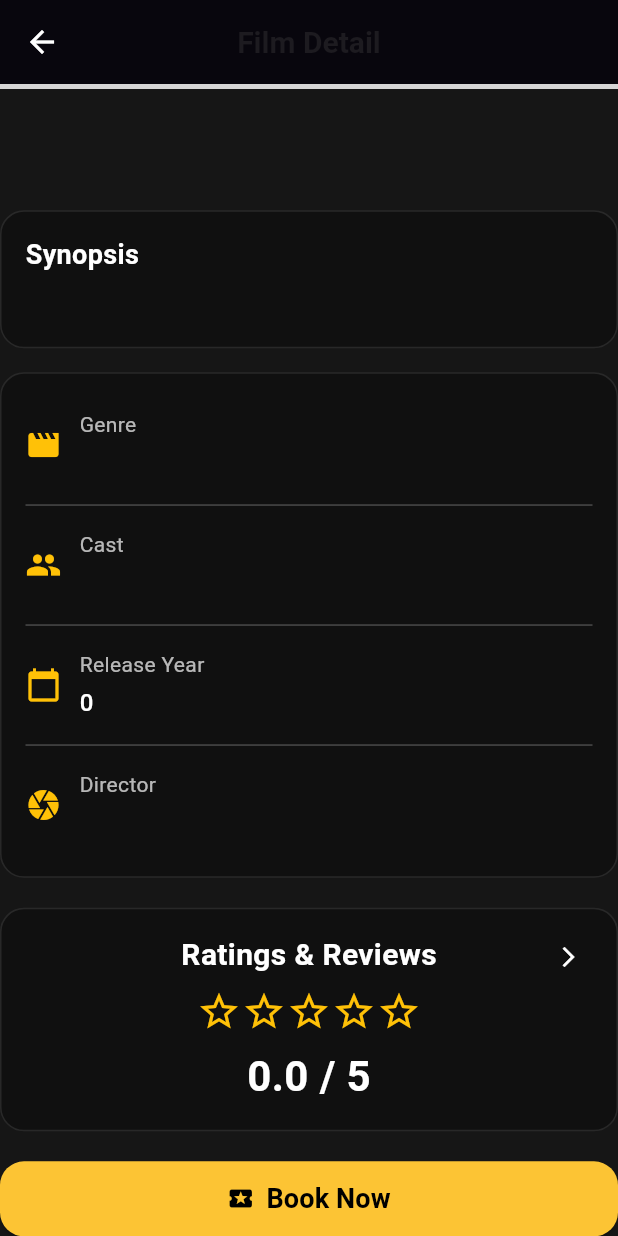
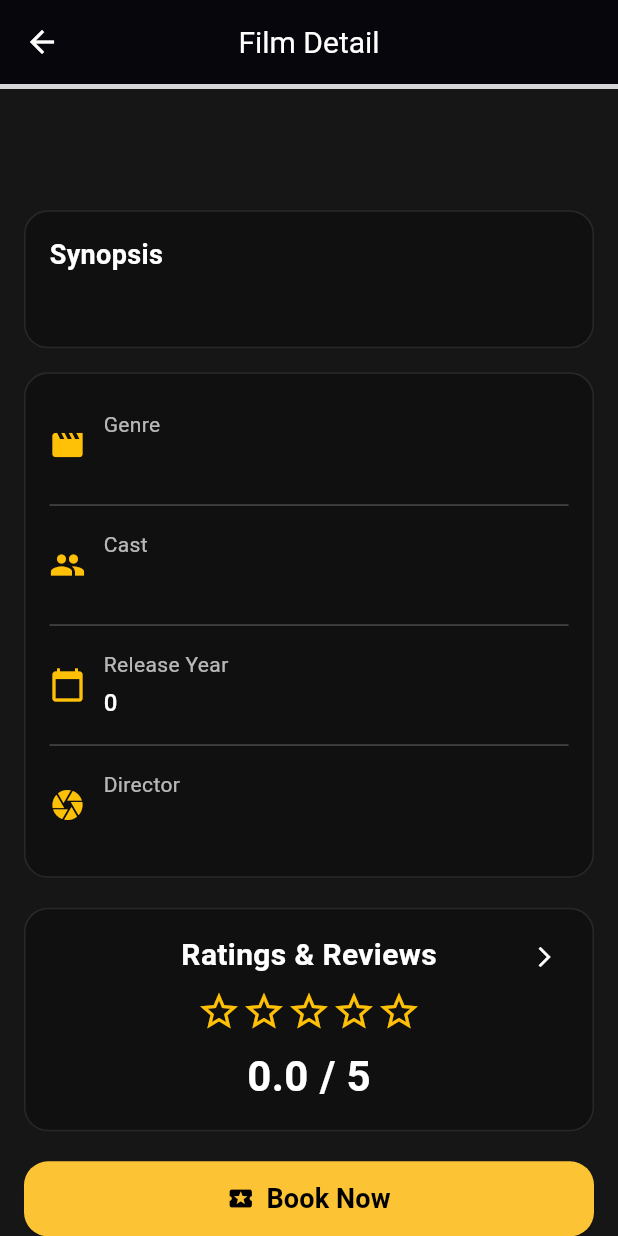
Before and after one commit to Dayaszs/1_D_Bioskop, a Flutter app: the FilmDetail screen opened directly with empty values, scrolled down 244 dp, on a phone screen of 412 x 824 dp. Run offline on Flutter 3.47's test engine with Material 3 defaults, Android fonts, the phone set to English and light mode, and no system bars; our stand-ins replace auto_size_text, carousel_slider, flutter_riverpod, geolocator, image_picker, pdf and 5 more; accounts and stored records are empty; network calls fail; grey boxes are pictures that could not be loaded.

```diff
--- a/flutter_application_1/lib/data/ticket.dart
+++ b/flutter_application_1/lib/data/ticket.dart
@@ -6,7 +6,7 @@ class Ticket {
   String? picture;
   String? judul;
   String? genre;
-  String? status; // "Completed" or "Not Watched"
+  dynamic? status; // "Completed" or "Not Watched"
 
   Ticket({
     this.id,
@@ -42,7 +42,7 @@ final List<Ticket> tickets = films
         index,
         Ticket(
           id: 1,
-          picture: film.picture,
+          picture: film.poster_1,
           judul: film.judul,
           genre: film.genre,
           status: index.isEven
--- a/flutter_application_1/lib/view/movie_view/filmDetail.dart
+++ b/flutter_application_1/lib/view/movie_view/filmDetail.dart
@@ -11,6 +11,7 @@ class FilmDetail extends StatelessWidget {
   const FilmDetail({required this.film, Key? key}) : super(key: key);
 
   @override
+  @override
   Widget build(BuildContext context) {
     final size = MediaQuery.of(context).size;
 
@@ -18,7 +19,7 @@ class FilmDetail extends StatelessWidget {
       appBar: AppBar(
         title: const Text(
           "Film Detail",
-          style: TextStyle(fontSize: 20, fontWeight: FontWeight.bold),
+          style: TextStyle(fontSize: 20, color: whiteColor),
         ),
         backgroundColor: Colors.black,
         centerTitle: true,
@@ -27,16 +28,18 @@ class FilmDetail extends StatelessWidget {
           onPressed: () => Navigator.pop(context),
         ),
       ),
+      backgroundColor:
+          const Color(0xFF161616), // Set background for entire Scaffold
       body: SingleChildScrollView(
-        child: Container(
-          padding: EdgeInsets.symmetric(
-            vertical: 0.0,
-          ),
-          color: const Color(0xFF161616),
         child: Column(
           crossAxisAlignment: CrossAxisAlignment.stretch,
           children: [
             _buildHeroSection(size),
+            Padding(
+              padding: const EdgeInsets.symmetric(horizontal: 16.0),
+              child: Column(
+                crossAxisAlignment: CrossAxisAlignment.stretch,
+                children: [
                   const SizedBox(height: 20),
                   _buildTitleSection(size),
                   const SizedBox(height: 20),
@@ -49,6 +52,8 @@ class FilmDetail extends StatelessWidget {
                   _buildBookNowButton(context),
                 ],
               ),
+            ),
+          ],
         ),
       ),
     );
@@ -126,7 +131,7 @@ class FilmDetail extends StatelessWidget {
     return Container(
       padding: const EdgeInsets.all(16),
       decoration: BoxDecoration(
-        color: Colors.black26,
+        color: Colors.black26, // Tetapkan warna latar yang sesuai
         borderRadius: BorderRadius.circular(16),
         border: Border.all(color: Colors.white10),
       ),
```
Also changed, not shown: flutter_application_1/lib/view/ticket_view/ticketView.dart (+29 -5 lines). Lines whose indentation alone changed are shown as unchanged.
